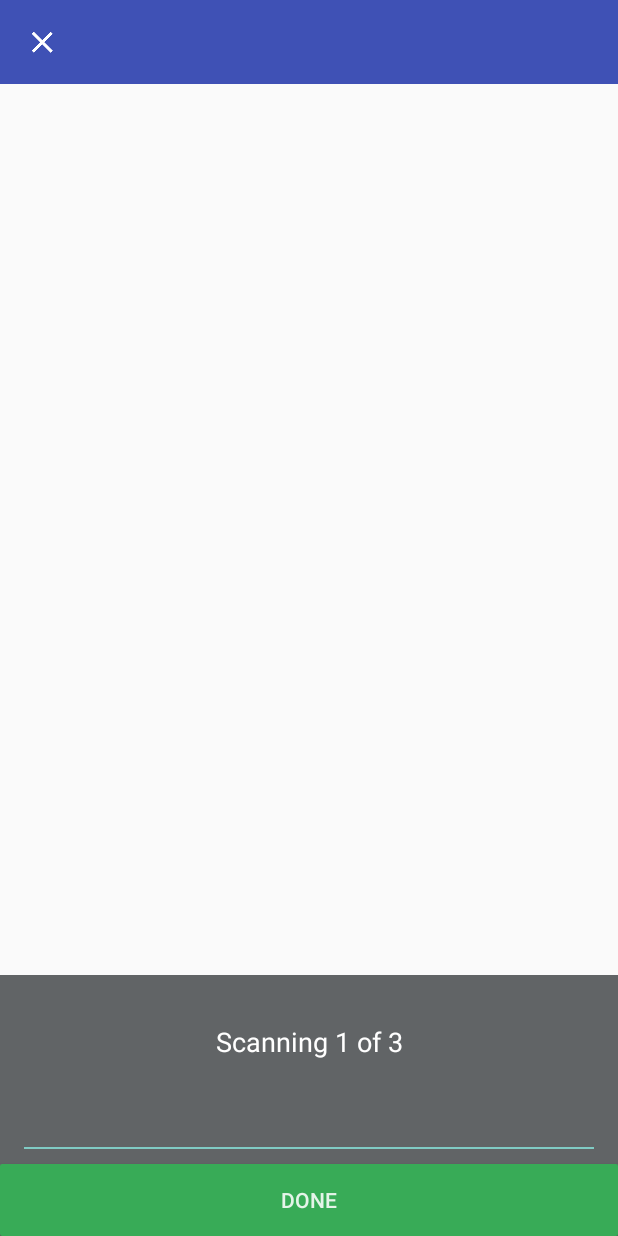
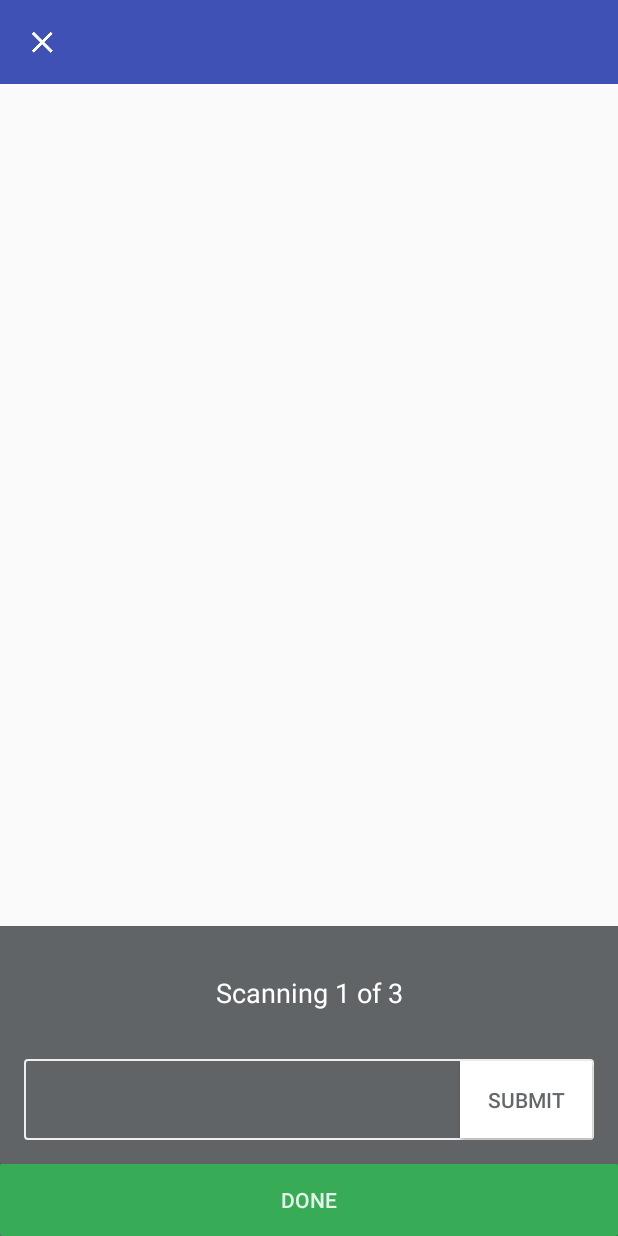
Before and after one commit to Nuvoex/Scanner, an Android app: the layout activity_bar_code.xml on its own in the app's theme, with its tools: preview values and no code run, on a phone screen of 412 x 824 dp. Run offline under Robolectric (Android 15) with nearby library versions, the phone set to English and light mode, and no system bars.

Commit message:
Added limitations to QR code and Added Submit button
- Submit button for every scan
- Confirmation is shown before submitting all the scanned barcode.

```diff
--- /dev/null
+++ b/scanner/src/main/res/drawable/input_border.xml
@@ -0,0 +1,8 @@
+<?xml version="1.0" encoding="utf-8"?>
+<shape xmlns:android="http://schemas.android.com/apk/res/android">
+    <stroke
+        android:color="@color/input_border"
+        android:width="@dimen/input_stroke_width"/>
+    <corners
+        android:radius="@dimen/input_corner_radius" />
+</shape>
--- a/scanner/src/main/res/layout/activity_bar_code.xml
+++ b/scanner/src/main/res/layout/activity_bar_code.xml
@@ -47,29 +47,38 @@
             android:textSize="@dimen/text_size_18"
             tools:text="Scanning 1 of 3" />
 
+        <LinearLayout
+            android:layout_width="match_parent"
+            android:layout_height="wrap_content"
+            android:background="@drawable/input_border"
+            android:layout_margin="@dimen/activity_horizontal_margin">
+
             <EditText
                 android:id="@+id/qrCodeValue"
-            android:layout_width="match_parent"
+                android:layout_width="0dp"
+                android:layout_weight="1"
                 android:layout_height="wrap_content"
-            android:layout_marginLeft="@dimen/activity_horizontal_margin"
-            android:layout_marginRight="@dimen/activity_horizontal_margin"
+                android:padding="@dimen/activity_horizontal_margin"
                 android:background="@android:color/transparent"
                 android:imeOptions="actionDone"
-            android:paddingTop="10dp"
+
                 android:singleLine="true"
                 android:inputType="number"
                 android:textColor="@android:color/white"
                 android:textColorHint="@color/qr_hint"
                 android:textSize="16sp" />
 
-        <View
-            android:layout_width="match_parent"
-            android:layout_height="1dp"
-            android:layout_marginLeft="@dimen/activity_horizontal_margin"
-            android:layout_marginRight="@dimen/activity_horizontal_margin"
-            android:layout_marginBottom="10dp"
-            android:layout_marginTop="10dp"
-            android:background="#80cbc4" />
+            <Button
+                android:id="@+id/currentCodeSubmitBtn"
+                android:layout_width="wrap_content"
+                android:layout_height="match_parent"
+                android:layout_margin="@dimen/input_stroke_width"
+                android:background="@android:color/white"
+                android:textColor="@color/qr_bottom_bg"
+                android:text="Submit"/>
+
+        </LinearLayout>
+
 
         <Button
             android:id="@+id/done_btn"
--- a/scanner/src/main/res/values/colors.xml
+++ b/scanner/src/main/res/values/colors.xml
@@ -33,6 +33,8 @@
     <color name="qr_hint">#80ffffff</color>
     <color name="white">#ffffff</color>
 
+    <color name="input_border">#EEE</color>
+
 
     <!--Text-->
     <color name="text_primary_inverse">#deffffff</color>
--- a/scanner/src/main/res/values/dimens.xml
+++ b/scanner/src/main/res/values/dimens.xml
@@ -74,4 +74,7 @@
     <!--Empty Screens-->
     <dimen name="empty_subTitle_margin">4dp</dimen>
     <dimen name="empty_view_text_size">20sp</dimen>
+
+    <dimen name="input_stroke_width">1dp</dimen>
+    <dimen name="input_corner_radius">2dp</dimen>
 </resources>
--- a/scanner/src/main/res/values/strings.xml
+++ b/scanner/src/main/res/values/strings.xml
@@ -21,4 +21,9 @@
     <string name="dialog_invalid_barcode_positive_button">Retry</string>
     <string name="no_item_scan">No items scanned</string>
 
+    <string name="confirm_dialog_title">Done Scanning ?</string>
+    <string name="confirm_dialog_msg">submit all the scanned barcode</string>
+    <string name="ok">OK</string>
+    <string name="cancel">CANCEL</string>
+
 </resources>
```
Also changed, not shown: scanner/src/main/java/nuvoex/com/scanner/BarCodeActivity.java (+37 -2 lines). Lines whose indentation alone changed are shown as unchanged.
